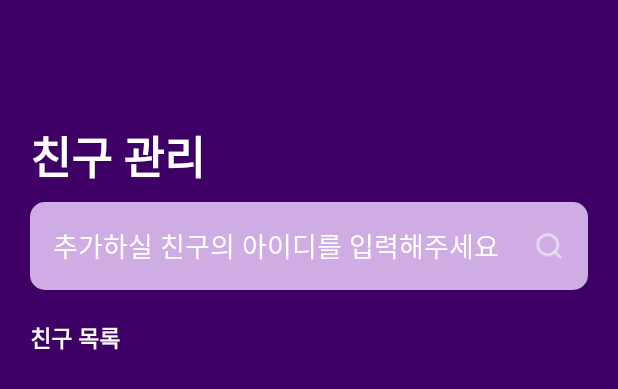
After one commit to Hackathon0704/Android, an Android app: the layout fragment_mypage_manage_friend.xml on its own in the app's theme, with its tools: preview values and no code run, on a phone screen of 412 x 824 dp. The commit adds this screen. Shown: the top 389 px of the screen. Run offline under Robolectric (Android 15) with nearby library versions, the phone set to English and light mode, and no system bars.

Commit message:
FEAT: 친구관련 뷰 진행 중 1

```diff
--- /dev/null
+++ b/app/src/main/res/layout/fragment_mypage_manage_friend.xml
@@ -0,0 +1,56 @@
+<?xml version="1.0" encoding="utf-8"?>
+<androidx.constraintlayout.widget.ConstraintLayout xmlns:android="http://schemas.android.com/apk/res/android"
+    xmlns:tools="http://schemas.android.com/tools"
+    android:layout_width="match_parent"
+    android:layout_height="match_parent"
+    xmlns:app="http://schemas.android.com/apk/res-auto"
+    android:background="@color/dark_purple">
+
+    <TextView
+        android:id="@+id/friend_management_tv"
+        android:layout_width="wrap_content"
+        android:layout_height="wrap_content"
+        android:textSize="30sp"
+        android:textColor="@color/white"
+        android:fontFamily="@font/pretendardvariable"
+        android:text="친구 관리"
+        android:textStyle="bold"
+        app:layout_constraintTop_toTopOf="parent"
+        android:layout_marginTop="81dp"
+        app:layout_constraintStart_toStartOf="parent"
+        android:layout_marginStart="20dp"/>
+
+
+    <EditText
+        android:id="@+id/serach_id"
+        android:layout_width="match_parent"
+        android:layout_height="wrap_content"
+        android:text="추가하실 친구의 아이디를 입력해주세요"
+        android:paddingStart="15dp"
+        android:textColor="@color/white"
+        android:fontFamily="@font/pretendard"
+        android:padding="16dp"
+        android:layout_marginTop="8dp"
+        app:layout_constraintStart_toStartOf="@+id/friend_management_tv"
+        app:layout_constraintTop_toBottomOf="@id/friend_management_tv"
+        android:layout_marginStart="20dp"
+        android:layout_marginEnd="20dp"
+        android:background="@drawable/edittext_round_corner_rectangle"
+        android:drawableRight="@drawable/search"
+        />
+
+    <TextView
+        android:layout_width="wrap_content"
+        android:layout_height="wrap_content"
+        android:text="친구 목록"
+        android:textColor="@color/white"
+        android:textSize="15dp"
+        android:textStyle="bold"
+        app:layout_constraintStart_toStartOf="@+id/friend_management_tv"
+        app:layout_constraintTop_toBottomOf="@+id/serach_id"
+        android:layout_marginTop="20dp"/>
+
+
+
+
+</androidx.constraintlayout.widget.ConstraintLayout>
```
Also changed, not shown: app/src/main/java/com/example/umc_hackathon/mypage/MyPageManageFriendFragment.kt (added, +24 -0 lines), app/src/main/res/layout/activity_dreamdiary_content.xml (+1 -13 lines), app/src/main/res/drawable/back_btn.png (added), app/src/main/res/drawable/search.png (added).
